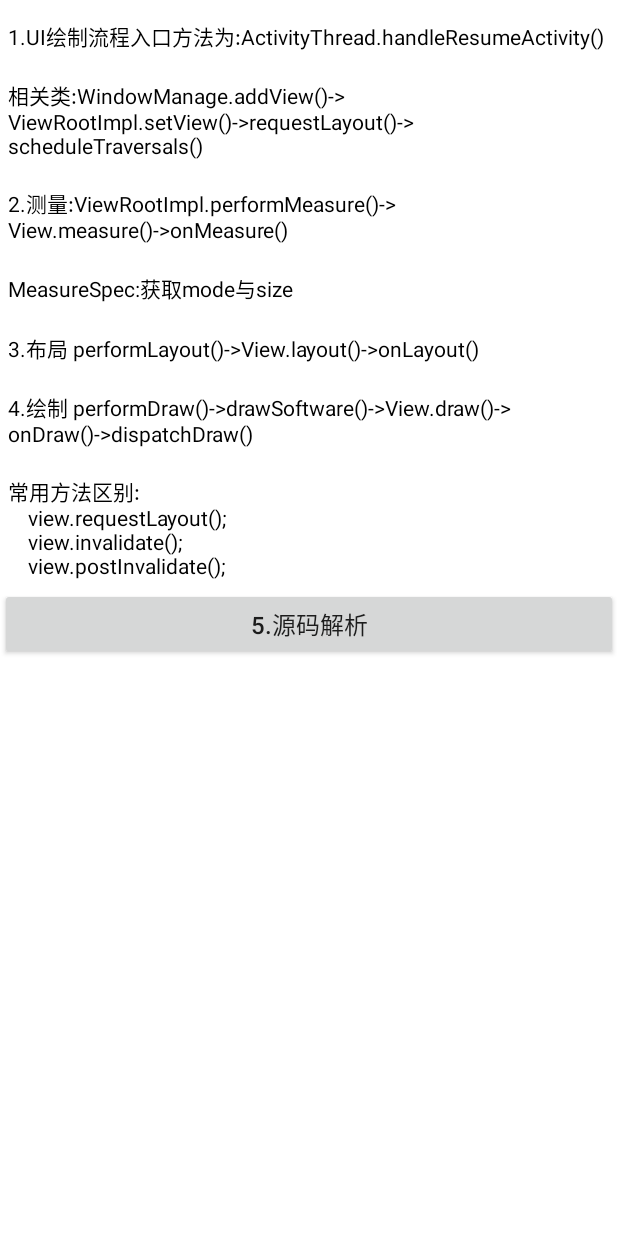
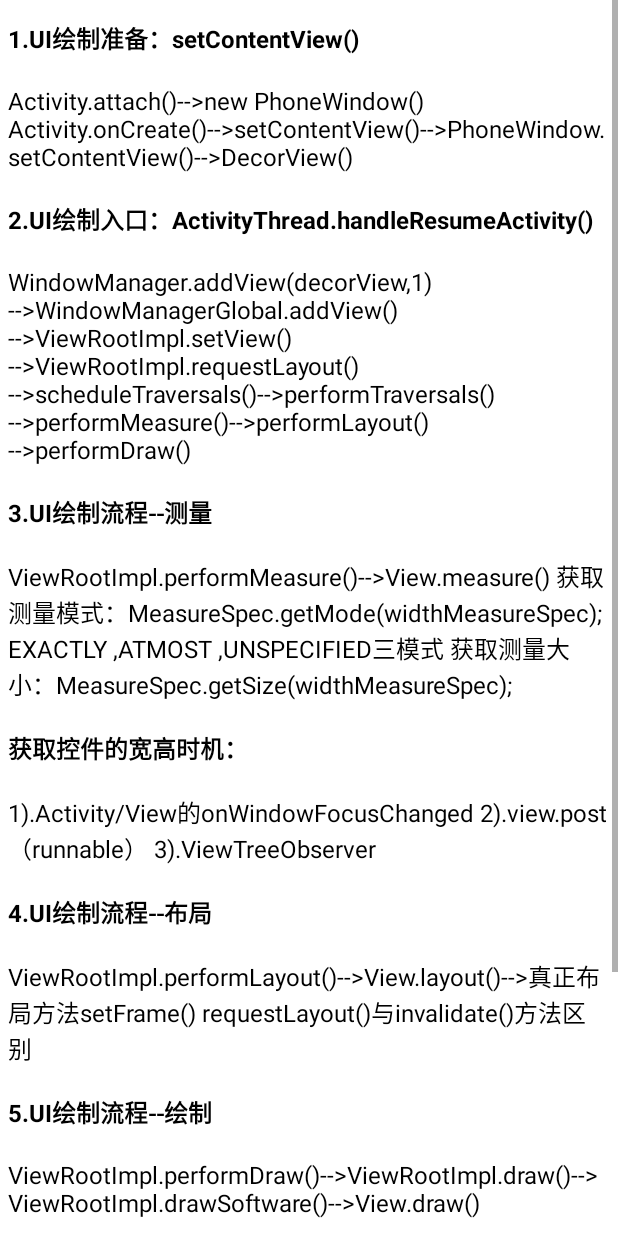
Before and after one commit to Timmy-zzh/AacGank, an Android app: the layout activity_uidraw.xml on its own in the app's theme, with its tools: preview values and no code run, on a phone screen of 412 x 824 dp. Run offline under Robolectric (Android 15) with nearby library versions, the phone set to English and light mode, and no system bars.

Commit message:
UI绘制流程

```diff
--- a/androidbase/src/main/res/layout/activity_study.xml
+++ b/androidbase/src/main/res/layout/activity_study.xml
@@ -39,7 +39,6 @@
 7）onRestart() 界面未销毁，重新打开"
             android:textColor="@color/T_00"
             android:textSize="16sp" />
-
 
         <TextView
             android:layout_width="wrap_content"
--- a/androidbase/src/main/res/layout/activity_uidraw.xml
+++ b/androidbase/src/main/res/layout/activity_uidraw.xml
@@ -15,63 +15,152 @@
             android:layout_height="wrap_content"
             android:layout_marginTop="8dp"
             android:padding="5dp"
-            android:text="1.UI绘制流程入口方法为:ActivityThread.handleResumeActivity()"
-            android:textColor="@color/black"
-            android:textSize="14sp" />
+            android:text="1.UI绘制准备：setContentView()"
+            android:textColor="@color/T_00"
+            android:textSize="16sp"
+            android:textStyle="bold" />
 
         <TextView
             android:layout_width="wrap_content"
             android:layout_height="wrap_content"
             android:layout_marginTop="8dp"
             android:padding="5dp"
-            android:text="相关类:WindowManage.addView()-> ViewRootImpl.setView()->requestLayout()-> scheduleTraversals()"
-            android:textColor="@color/black"
-            android:textSize="14sp" />
+            android:text="Activity.attach()-->new PhoneWindow()
+Activity.onCreate()-->setContentView()-->PhoneWindow.setContentView()-->DecorView()"
+            android:textColor="@color/T_00"
+            android:textSize="16sp" />
 
         <TextView
             android:layout_width="wrap_content"
             android:layout_height="wrap_content"
             android:layout_marginTop="8dp"
             android:padding="5dp"
-            android:text="2.测量:ViewRootImpl.performMeasure()-> View.measure()->onMeasure()"
-            android:textColor="@color/black"
-            android:textSize="14sp" />
+            android:text="2.UI绘制入口：ActivityThread.handleResumeActivity()"
+            android:textColor="@color/T_00"
+            android:textSize="16sp"
+            android:textStyle="bold" />
 
         <TextView
             android:layout_width="wrap_content"
             android:layout_height="wrap_content"
             android:layout_marginTop="8dp"
             android:padding="5dp"
-            android:text="MeasureSpec:获取mode与size"
-            android:textColor="@color/black"
-            android:textSize="14sp" />
+            android:text="WindowManager.addView(decorView,1)
+-->WindowManagerGlobal.addView()
+-->ViewRootImpl.setView()
+-->ViewRootImpl.requestLayout()
+-->scheduleTraversals()-->performTraversals()
+-->performMeasure()-->performLayout()
+-->performDraw()"
+            android:textColor="@color/T_00"
+            android:textSize="16sp" />
 
         <TextView
             android:layout_width="wrap_content"
             android:layout_height="wrap_content"
             android:layout_marginTop="8dp"
             android:padding="5dp"
-            android:text="3.布局 performLayout()->View.layout()->onLayout()"
-            android:textColor="@color/black"
-            android:textSize="14sp" />
+            android:text="3.UI绘制流程--测量"
+            android:textColor="@color/T_00"
+            android:textSize="16sp"
+            android:textStyle="bold" />
 
         <TextView
             android:layout_width="wrap_content"
             android:layout_height="wrap_content"
             android:layout_marginTop="8dp"
             android:padding="5dp"
-            android:text="4.绘制 performDraw()->drawSoftware()->View.draw()-> onDraw()->dispatchDraw()"
-            android:textColor="@color/black"
-            android:textSize="14sp" />
+            android:text="ViewRootImpl.performMeasure()-->View.measure()
+获取测量模式：MeasureSpec.getMode(widthMeasureSpec);
+EXACTLY ,ATMOST ,UNSPECIFIED三模式
+获取测量大小：MeasureSpec.getSize(widthMeasureSpec);"
+            android:textColor="@color/T_00"
+            android:textSize="16sp" />
 
         <TextView
             android:layout_width="wrap_content"
             android:layout_height="wrap_content"
             android:layout_marginTop="8dp"
             android:padding="5dp"
-            android:text="常用方法区别:\n    view.requestLayout();\n    view.invalidate();\n    view.postInvalidate();"
-            android:textColor="@color/black"
-            android:textSize="14sp" />
+            android:text="获取控件的宽高时机："
+            android:textColor="@color/T_00"
+            android:textSize="16sp"
+            android:textStyle="bold" />
+
+        <TextView
+            android:layout_width="wrap_content"
+            android:layout_height="wrap_content"
+            android:layout_marginTop="8dp"
+            android:padding="5dp"
+            android:text="1).Activity/View的onWindowFocusChanged
+2).view.post（runnable）
+3).ViewTreeObserver"
+            android:textColor="@color/T_00"
+            android:textSize="16sp" />
+
+        <TextView
+            android:layout_width="wrap_content"
+            android:layout_height="wrap_content"
+            android:layout_marginTop="8dp"
+            android:padding="5dp"
+            android:text="4.UI绘制流程--布局"
+            android:textColor="@color/T_00"
+            android:textSize="16sp"
+            android:textStyle="bold" />
+
+        <TextView
+            android:layout_width="wrap_content"
+            android:layout_height="wrap_content"
+            android:layout_marginTop="8dp"
+            android:padding="5dp"
+            android:text="ViewRootImpl.performLayout()-->View.layout()-->真正布局方法setFrame()
+requestLayout()与invalidate()方法区别"
+            android:textColor="@color/T_00"
+            android:textSize="16sp" />
+
+        <TextView
+            android:layout_width="wrap_content"
+            android:layout_height="wrap_content"
+            android:layout_marginTop="8dp"
+            android:padding="5dp"
+            android:text="5.UI绘制流程--绘制"
+            android:textColor="@color/T_00"
+            android:textSize="16sp"
+            android:textStyle="bold" />
+
+        <TextView
+            android:layout_width="wrap_content"
+            android:layout_height="wrap_content"
+            android:layout_marginTop="8dp"
+            android:padding="5dp"
+            android:text="ViewRootImpl.performDraw()-->ViewRootImpl.draw()-->ViewRootImpl.drawSoftware()-->View.draw()"
+            android:textColor="@color/T_00"
+            android:textSize="16sp" />
+
+        <TextView
+            android:layout_width="wrap_content"
+            android:layout_height="wrap_content"
+            android:layout_marginTop="8dp"
+            android:padding="5dp"
+            android:text="draw()方法主要流程为:"
+            android:textColor="@color/T_00"
+            android:textSize="16sp"
+            android:textStyle="bold" />
+
+        <TextView
+            android:layout_width="wrap_content"
+            android:layout_height="wrap_content"
+            android:layout_marginTop="8dp"
+            android:padding="5dp"
+            android:text="1).对View的背景进行绘制
+2).保存当前的图层信息
+3).绘制View的内容
+4).对View的子View进行绘制(如果有子View)  -->dispatchDraw(Canvas canvas)
+5).绘制View的褪色的边缘，类似于阴影效果
+6).绘制View的装饰
+画背景:调用了Drawable.draw(canves)方法"
+            android:textColor="@color/T_00"
+            android:textSize="16sp" />
 
         <Button
             android:id="@+id/btn_stop"
--- a/app/src/main/java/com/timmy/aacgank/ui/my/TechnologyPageFragment.java
+++ b/app/src/main/java/com/timmy/aacgank/ui/my/TechnologyPageFragment.java
@@ -97,12 +97,13 @@ public class TechnologyPageFragment extends TPageLazyBaseFragment<ViewRecyclerVi
                 pageListOne.add(new MainModel(MainTag.ANDROID.TAG_CONTENTPROVIDER, "ContentProvider"));
 
                 pageListOne.add(new MainModel(MainTag.ANDROID.TAG_MOTION_EVENT, "事件分发"));
+                pageListOne.add(new MainModel(MainTag.ANDROID.TAG_UI_DRAW, "UI绘制流程"));
+                pageListOne.add(new MainModel(MainTag.ANDROID.TAG_PAINT, "图形绘制:Canvas,Paint,Path使用"));
+
+                pageListOne.add(new MainModel(MainTag.ANDROID.TAG_ANIMATION, "动画"));
+                pageListOne.add(new MainModel(MainTag.ANDROID.TAG_DATA_BASE, "数据存储"));
 
                 pageListOne.add(new MainModel(MainTag.ANDROID.TAG_BEHAVIOR, "Behavior"));
-                pageListOne.add(new MainModel(MainTag.ANDROID.TAG_DATA_BASE, "数据存储"));
-                pageListOne.add(new MainModel(MainTag.ANDROID.TAG_UI_DRAW, "UI绘制流程"));
-                pageListOne.add(new MainModel(MainTag.ANDROID.TAG_PAINT, "绘图操作:Canvas,Path与Paint使用"));
-                pageListOne.add(new MainModel(MainTag.ANDROID.TAG_ANIMATION, "动画"));
                 pageListOne.add(new MainModel(MainTag.ANDROID.TAG_RECYCLER_VIEW, "RecycleView解析"));
 
 //                pageListOne.add(new MainModel(MainTag.ANDROID.TAG_COLLAPSING_TOOLBAR_LAYOUT, "CollapsingToolbarLayout使用"));
```
